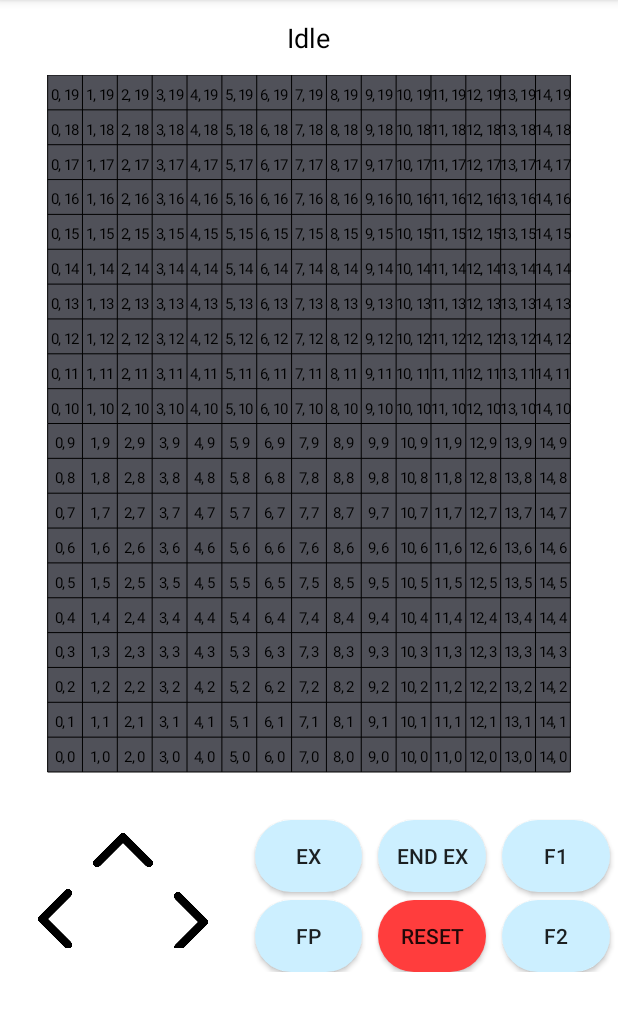
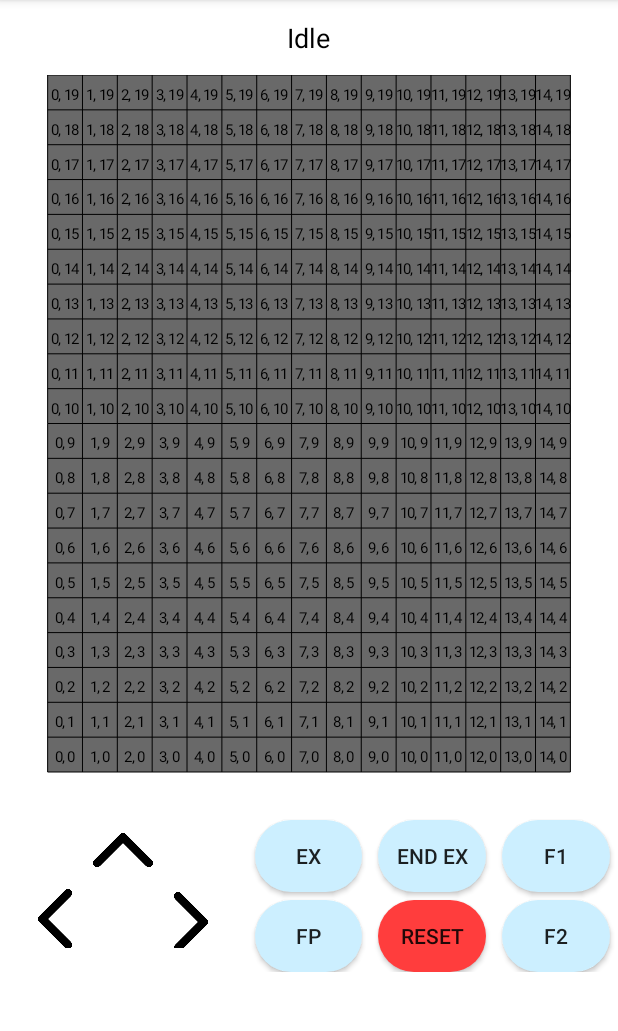
Before and after one commit to FrankLeeeee/CZ3004-MDP, an Android app: the screen it shows after launch (MainActivity), on a phone screen of 412 x 824 dp, the part 84-1115 px from its top. Run offline under Robolectric (Android 15) with nearby library versions, the phone set to English and light mode, and no system bars.

Commit message:
Updated and corrected UI

```diff
--- a/andrioid/Android/app/src/main/java/ntu/mdpg1app/MapCanvas.java
+++ b/andrioid/Android/app/src/main/java/ntu/mdpg1app/MapCanvas.java
@@ -79,11 +79,11 @@ public class MapCanvas extends View implements View.OnTouchListener {
         super(context);
         separator.setColor(Color.parseColor("#000000"));
         exploredArea.setColor(Color.parseColor("#C9CFF2")); //#808080
-        obstacle.setColor(Color.parseColor("1A1C2E"));
+        obstacle.setColor(Color.parseColor("#1A1C2E"));
         robot.setColor(Color.parseColor("#8B94C7"));
 
         robotEye.setColor((Color.parseColor("#0C28C9")));
-        unexploredArea.setColor(Color.parseColor("#505159"));
+        unexploredArea.setColor(Color.parseColor("#696969"));
         waypoint.setColor(Color.parseColor("#09E340"));
         startEndPoint.setColor(Color.parseColor("#FFA940"));
 
--- /dev/null
+++ b/andrioid/Android/app/src/main/res/drawable-hdpi/rounded_button_send_message.xml
@@ -0,0 +1,5 @@
+<?xml version="1.0" encoding="utf-8"?>
+<shape xmlns:android="http://schemas.android.com/apk/res/android">
+    <corners android:radius="24dp" />
+    <solid android:color="#4DB6AC"/>
+</shape>
--- a/andrioid/Android/app/src/main/res/layout/activity_main.xml
+++ b/andrioid/Android/app/src/main/res/layout/activity_main.xml
@@ -50,7 +50,7 @@
                 android:layout_marginLeft="5dp"
                 android:layout_marginTop="5dp"
                 android:layout_marginRight="5dp"
-                android:background="@drawable/arrowUp"
+                android:background="@drawable/control_arrow_up"
                 android:scaleType="fitXY" />
 
             <LinearLayout
@@ -67,7 +67,7 @@
                     android:layout_marginLeft="5dp"
                     android:layout_marginTop="3dp"
                     android:layout_marginRight="25dp"
-                    android:background="@drawable/arrowLeft"
+                    android:background="@drawable/control_arrow_left"
                     android:scaleType="fitXY" />
 
                 <Button
@@ -77,7 +77,7 @@
                     android:layout_marginLeft="25dp"
                     android:layout_marginTop="5dp"
                     android:layout_marginRight="5dp"
-                    android:background="@drawable/arrowRight" />
+                    android:background="@drawable/control_arrow_right" />
 
             </LinearLayout>
         </LinearLayout>
@@ -97,7 +97,7 @@
                 android:layout_marginLeft="5dp"
                 android:layout_marginTop="5dp"
                 android:layout_marginRight="5dp"
-                android:background="@drawable/rounded_buttons"
+                android:background="@drawable/rounded_button"
                 android:text="EX" />
 
             <Button
@@ -107,7 +107,7 @@
                 android:layout_marginLeft="5dp"
                 android:layout_marginTop="5dp"
                 android:layout_marginRight="5dp"
-                android:background="@drawable/rounded_buttons"
+                android:background="@drawable/rounded_button"
                 android:text="FP" />
 
         </LinearLayout>
@@ -128,7 +128,7 @@
                 android:layout_marginTop="5dp"
                 android:layout_marginRight="5dp"
                 android:layout_weight="97"
-                android:background="@drawable/rounded_buttons"
+                android:background="@drawable/rounded_button"
                 android:text="End EX" />
 
             <Button
@@ -139,7 +139,7 @@
                 android:layout_marginTop="5dp"
                 android:layout_marginRight="5dp"
                 android:layout_weight="97"
-                android:background="@drawable/rounded_buttons_reset"
+                android:background="@drawable/rounded_button_reset"
                 android:text="RESET" />
 
 
@@ -161,7 +161,7 @@
                 android:layout_marginLeft="5dp"
                 android:layout_marginTop="5dp"
                 android:layout_marginRight="5dp"
-                android:background="@drawable/rounded_buttons"
+                android:background="@drawable/rounded_button"
                 android:text="F1" />
 
             <Button
@@ -171,7 +171,7 @@
                 android:layout_marginLeft="5dp"
                 android:layout_marginTop="5dp"
                 android:layout_marginRight="5dp"
-                android:background="@drawable/rounded_buttons"
+                android:background="@drawable/rounded_button"
                 android:text="F2" />
 
         </LinearLayout>
--- a/andrioid/Android/app/src/main/res/layout/fragment_bluetooth_chat.xml
+++ b/andrioid/Android/app/src/main/res/layout/fragment_bluetooth_chat.xml
@@ -64,7 +64,7 @@
             android:layout_height="wrap_content"
             android:layout_gravity="bottom"
             android:layout_weight="0.185"
-            android:background="#4DB6AC"
+            android:background="@drawable/rounded_button_send_message"
             android:layout_marginLeft="5dp"
             android:layout_marginRight="5dp"
             android:layout_marginBottom="4dp"
```
Also changed, not shown: andrioid/Android/app/src/main/res/drawable/control_arrow_left.png (renamed from andrioid/Android/app/src/main/res/drawable/arrowLeft.png), andrioid/Android/app/src/main/res/drawable/control_arrow_right.png (renamed from andrioid/Android/app/src/main/res/drawable/arrowRight.png), andrioid/Android/app/src/main/res/drawable/control_arrow_up.png (renamed from andrioid/Android/app/src/main/res/drawable/arrowUp.png), andrioid/Android/app/src/main/res/drawable/rounded_button.xml (renamed from andrioid/Android/app/src/main/res/drawable/rounded_buttons.xml), andrioid/Android/app/src/main/res/drawable/rounded_button_reset.xml (renamed from andrioid/Android/app/src/main/res/drawable/rounded_buttons_reset.xml).
